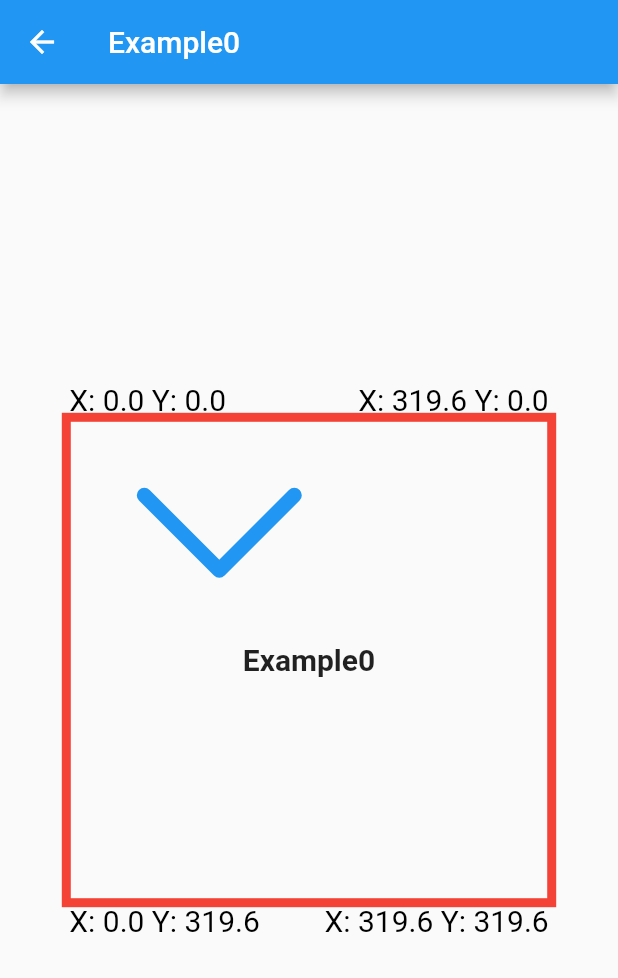
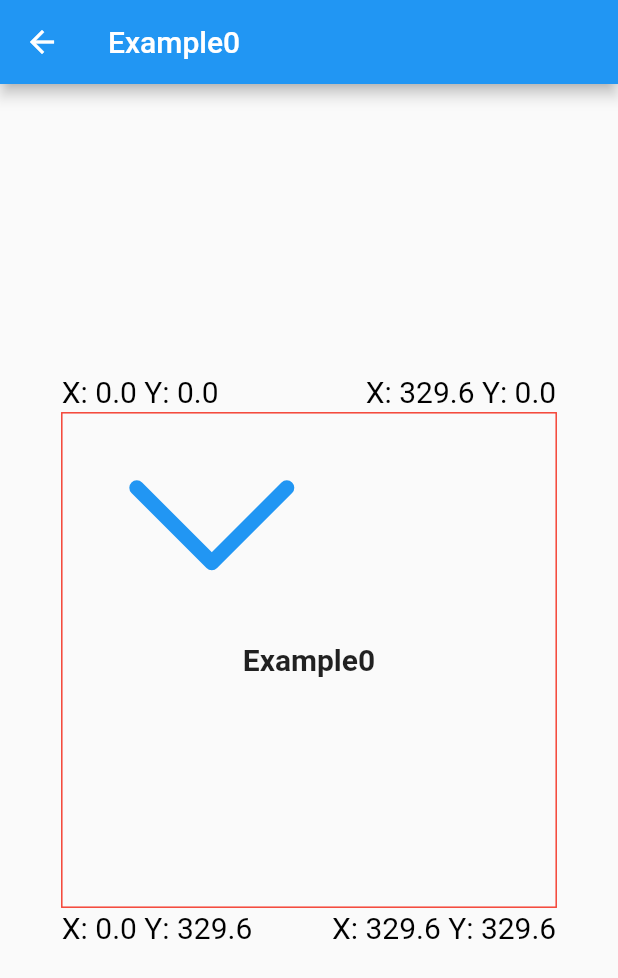
Before and after one commit to alvarobcprado/flutter_custom_painter, a Flutter app: the Example0 screen opened by its route, on a phone screen of 412 x 824 dp. Shown: the top 978 px of the screen. Run offline on Flutter 3.47's test engine with Material 2 defaults, Android fonts, the phone set to English and light mode, and no system bars.

Commit message:
fix: adjust SizedPainterBox border

```diff
--- a/lib/app/core/sized_painter_box.dart
+++ b/lib/app/core/sized_painter_box.dart
@@ -11,15 +11,9 @@ class SizedPainterBox extends StatelessWidget {
 
   @override
   Widget build(BuildContext context) {
-    return Container(
+    return SizedBox(
       width: sideSize,
       height: sideSize,
-      decoration: BoxDecoration(
-        border: Border.all(
-          color: Colors.red,
-          width: 5,
-        ),
-      ),
       child: CustomPaint(
         size: Size.square(sideSize),
         painter: SizedPainterBoxPainter(),
@@ -33,16 +27,18 @@ class SizedPainterBoxPainter extends CustomPainter {
   final painter = Paint()
     ..color = Colors.red
     ..style = PaintingStyle.stroke
-    ..strokeWidth = 2;
+    ..strokeWidth = 1;
 
   Paragraph _getOffsetParagraphBuilder(Offset offset) {
     final paragraphBuilder = ParagraphBuilder(
       ParagraphStyle(),
     )
-      ..pushStyle(const TextStyle(
-        color: Colors.black,
-        fontSize: 20,
-      ).getTextStyle())
+      ..pushStyle(
+        const TextStyle(
+          color: Colors.black,
+          fontSize: 20,
+        ).getTextStyle(),
+      )
       ..addText('X: ${offset.dx} Y: ${offset.dy}');
 
     final paragraph = paragraphBuilder.build()
```
